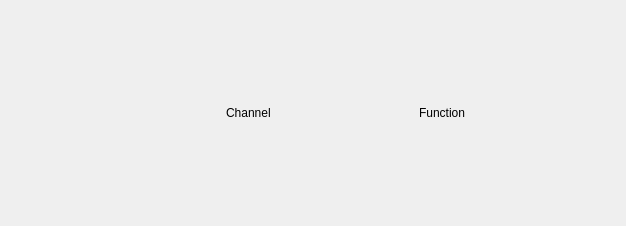
This is plugins/swiot/ui/swiotconfig.ui in analogdevicesinc/scopy as Qt 5 draws it before an edit. The edited form follows.
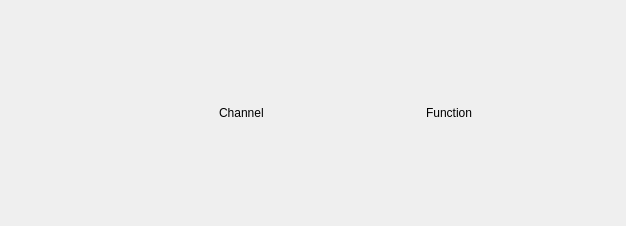
This is the edited form.

```diff
--- a/plugins/swiot/ui/swiotconfig.ui
+++ b/plugins/swiot/ui/swiotconfig.ui
@@ -14,9 +14,39 @@
    <string>Form</string>
   </property>
   <layout class="QVBoxLayout" name="verticalLayout_2">
+   <property name="spacing">
+    <number>0</number>
+   </property>
+   <property name="leftMargin">
+    <number>0</number>
+   </property>
+   <property name="topMargin">
+    <number>0</number>
+   </property>
+   <property name="rightMargin">
+    <number>0</number>
+   </property>
+   <property name="bottomMargin">
+    <number>0</number>
+   </property>
    <item>
     <widget class="QWidget" name="mainGrid" native="true">
      <layout class="QGridLayout" name="gridLayout" columnstretch="100,1,100,100">
+      <property name="leftMargin">
+       <number>0</number>
+      </property>
+      <property name="topMargin">
+       <number>0</number>
+      </property>
+      <property name="rightMargin">
+       <number>0</number>
+      </property>
+      <property name="bottomMargin">
+       <number>0</number>
+      </property>
+      <property name="spacing">
+       <number>6</number>
+      </property>
       <item row="0" column="0">
        <widget class="QLabel" name="label">
         <property name="text">
```
